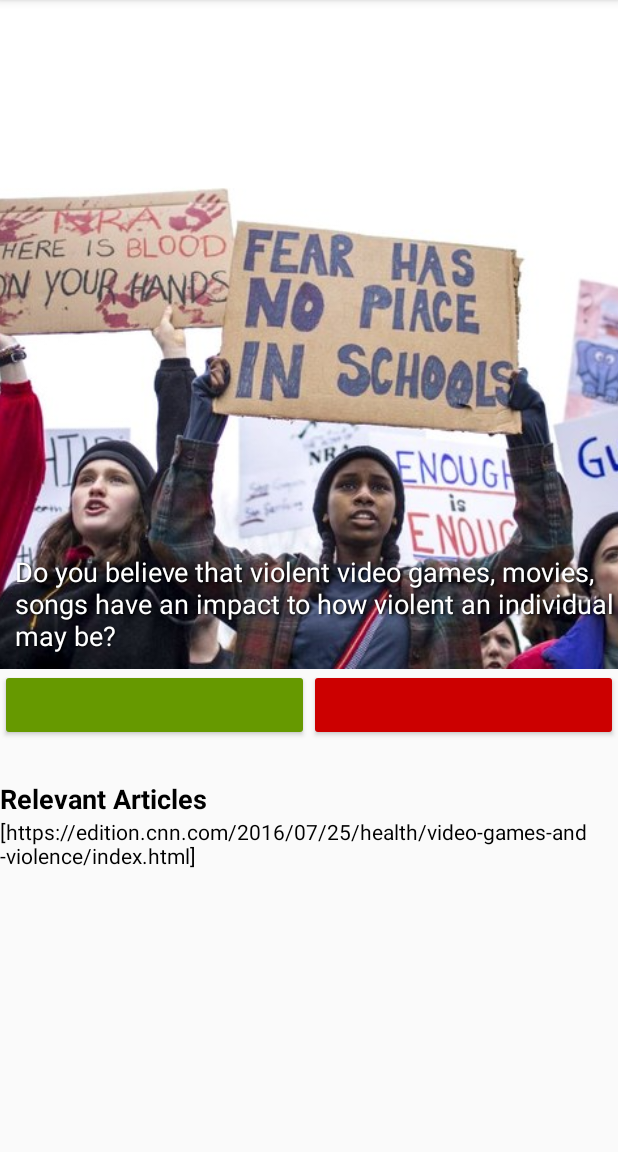
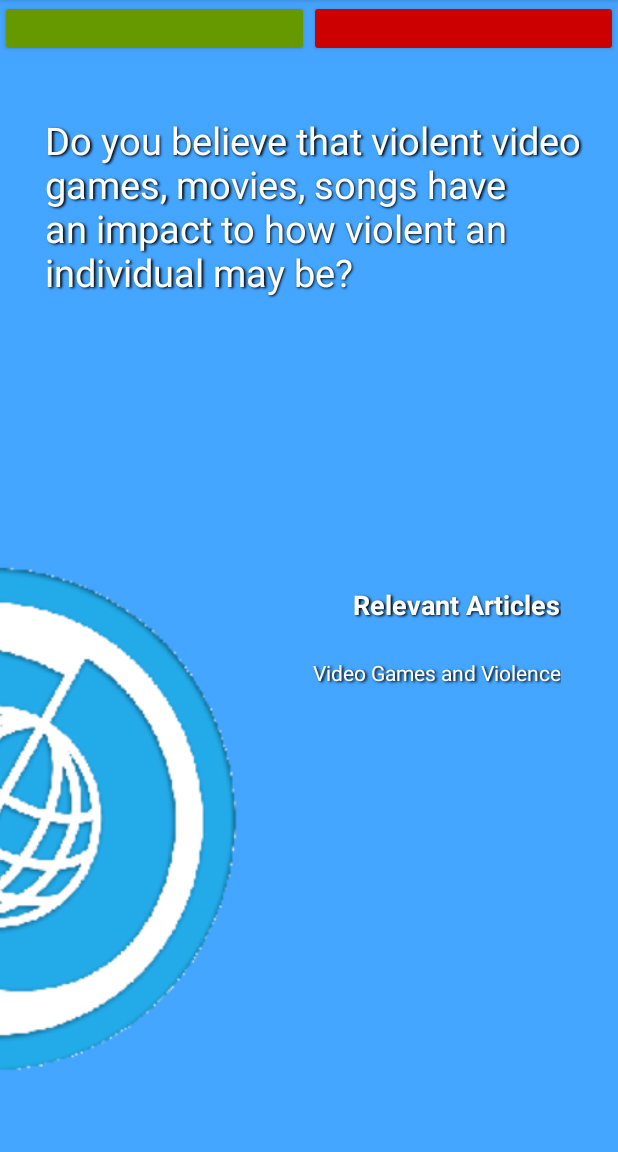
Before and after one commit to seeSapient/Oview, an Android app: the screen it shows after launch (PollActivity), after a tap on an icon or button, on a phone screen of 412 x 824 dp, the part 84-1236 px from its top. Run offline under Robolectric (Android 15) with nearby library versions, the phone set to English and light mode, and no system bars; 1 other tap on this screen came first.

Commit message:
Alternative more minimalistic and fresh design for the main page

```diff
--- a/OviewApp/app/src/main/java/com/sapientnl/android/oview/Poll.java
+++ b/OviewApp/app/src/main/java/com/sapientnl/android/oview/Poll.java
@@ -11,7 +11,7 @@ public class Poll {
     private String mTitle; //title of the poll
     private boolean mAnsweredAgree; //the opinion of the user,if given any
     private int mImageID; //an image related to the poll
-    private List<URL> mSources; //list of urls related to the poll
+    private List<String> mSources; //list of urls related to the poll
     //getters and setters for the aforementioned variables
     public Poll() {
         mId = UUID.randomUUID();
@@ -43,11 +43,11 @@ public class Poll {
         mImageID = image;
     }
 
-    public List<URL> getSources() {
+    public List<String> getSources() {
         return mSources;
     }
 
-    public void setSources(List<URL> sources) {
+    public void setSources(List<String> sources) {
         mSources = sources;
     }
 }
--- a/OviewApp/app/src/main/java/com/sapientnl/android/oview/PollFragment.java
+++ b/OviewApp/app/src/main/java/com/sapientnl/android/oview/PollFragment.java
@@ -49,9 +49,6 @@ public class PollFragment extends Fragment{
         mTitleTextView = (TextView) v.findViewById(R.id.poll_title);
         mTitleTextView.setText(mPoll.getTitle());
 
-        mPollImageView = (ImageView) v.findViewById(R.id.pollImageView);
-        mPollImageView.setImageResource(mPoll.getImage());
-
         mDisagreeButton = (Button) v.findViewById(R.id.disagree_button);
 		//If this button is clicked, set the variable mAnsweredAgree from the Poll class to false and call the function changeFragment()
         mDisagreeButton.setOnClickListener(new View.OnClickListener() {
@@ -73,7 +70,7 @@ public class PollFragment extends Fragment{
         });
 
         mSources = (TextView) v.findViewById(R.id.sources);
-        mSources.setText(mPoll.getSources().toString());
+        mSources.setText(mPoll.getSources().toString().replaceAll("\\p{P}",""));
 
         return v;
     }
--- a/OviewApp/app/src/main/java/com/sapientnl/android/oview/PollGenerator.java
+++ b/OviewApp/app/src/main/java/com/sapientnl/android/oview/PollGenerator.java
@@ -11,37 +11,34 @@ import java.util.UUID;
 public class PollGenerator {
     private static PollGenerator sPollGenerator;
     private List<Poll> mPolls; //List where polls are saved
-    List<URL> mSources; //List of all the url sources for the polls
+    List<String> mSources; //List of all the titles of the sources for the polls
 	//PollGenerator is a singleton
     private PollGenerator(Context context) throws MalformedURLException {
 		//Start creating those polls
         mPolls = new ArrayList<>();
         Poll poll = new Poll();
         mSources = new ArrayList<>();
-        mSources.add(new URL("http://money.cnn.com/2018/02/25/news/companies/boycott-nra-companies/index.html"));
-        mSources.add(new URL("https://www.washingtonpost.com/news/morning-mix/wp/2018/02/24/united-and-delta-cut-ties-to-nra-as-boycott-movement-spreads-to-global-corporations/?utm_term=.1fd02ec9a1cc"));
-        mSources.add(new URL("https://www.huffingtonpost.com/entry/fedex-stands-by-nra-discounts_us_5a9486a8e4b01f65f5995fc8"));
+        mSources.add(new String("Why companies are abandoning the NRA"));
+        mSources.add(new String("United and Delta cut ties to NRA"));
+        mSources.add(new String("FedEx stands by NRA"));
         //for 2nd poll
-        mSources.add(new URL("http://www.foxnews.com/politics/2018/02/22/trump-calls-for-arming-teachers-raising-gun-purchase-age-to-stop-savage-sicko-shooters.html"));
-        mSources.add(new URL("http://time.com/5170304/trump-teachers-armed-guns-florida-school-shooting/"));
+        mSources.add(new String("Trumps calls for arming teachers raising gun purchase age to stop savage shooters"));
+        mSources.add(new String("President Trump Attempts to Clarify His Suggestion That We Should Arm Teachers to Prevent School Shootings"));
         //for 3rd poll
-        mSources.add(new URL("https://edition.cnn.com/2016/07/25/health/video-games-and-violence/index.html"));
-        mSources.add(new URL(("https://www.theguardian.com/games/2018/feb/28/video-games-and-violence-are-linked-but-not-the-way-donald-trump-thinks")));
+        mSources.add(new String("Video Games and Violence"));
+        mSources.add(new String("Video games and violence are linked but not the way Donald Trump thinks"));
 		//Complete first poll
         poll.setTitle("Do you think the boycotts are a good way and a step forward to change the gun policy in the USA?");
-        poll.setImage(R.drawable.poll1);
         poll.setSources(mSources.subList(0,2));
         mPolls.add(poll);
         //Create second poll
         poll = new Poll();
         poll.setTitle("Do you agree with giving guns to teachers in schools?");
-        poll.setImage(R.drawable.poll2);
         poll.setSources(mSources.subList(3,4));
         mPolls.add(poll);
 		//Create third poll
         poll = new Poll();
         poll.setTitle("Do you believe that violent video games, movies, songs have an impact to how violent an individual may be?");
-        poll.setImage(R.drawable.poll3);
         poll.setSources(mSources.subList(5,6));
         mPolls.add(poll);
     }
--- a/OviewApp/app/src/main/res/layout/fragment_poll.xml
+++ b/OviewApp/app/src/main/res/layout/fragment_poll.xml
@@ -7,47 +7,13 @@
     android:layout_height="match_parent"
     android:orientation="vertical">
 
-    <!--We use a nested RelativeLayout because we want the text of the poll to appear on top of the image-->
-    <RelativeLayout
-        android:layout_width="match_parent"
-        android:layout_height="0dp"
-        android:layout_weight="0.6">
-
-        <!--This ImageView holds an image relevant to the poll-->
-        <ImageView
-            android:id="@+id/pollImageView"
-            android:layout_width="match_parent"
-            android:layout_height="match_parent"
-            android:adjustViewBounds="true"
-            android:contentDescription="TODO"
-            android:scaleType="centerCrop"
-            app:srcCompat="@mipmap/ic_launcher"
-            android:layout_centerInParent="true"/>
-
-        <!--This TextView holds the topic of the poll-->
-        <TextView
-            android:id="@+id/poll_title"
-            android:layout_width="wrap_content"
-            android:layout_height="wrap_content"
-            android:layout_alignParentBottom="true"
-            android:paddingBottom="10dp"
-            android:paddingLeft="10dp"
-            android:text="Poll"
-            android:textColor="@android:color/white"
-            android:textColorHighlight="@android:color/background_dark"
-            android:textSize="18sp"
-            android:shadowColor="#000000"
-            android:shadowDx="1.5"
-            android:shadowDy="1.3"
-            android:shadowRadius="1.6"/>
-    </RelativeLayout>
-
     <!--We use a nested LinearLayout with horizontal orientation that is split in the two buttons equally-->
     <LinearLayout
         android:layout_width="match_parent"
         android:layout_height="0dp"
-        android:layout_weight="0.1"
-        android:orientation="horizontal">
+        android:layout_weight="0.05"
+        android:orientation="horizontal"
+        android:background="@color/colorPrimary">
 
         <!--The red disagree button-->
         <Button
@@ -67,22 +33,83 @@
             app:layout_constraintEnd_toStartOf="@+id/disagree" />
     </LinearLayout>
 
+    <!--We use a nested RelativeLayout because we want the text of the poll to appear on top of the image-->
+    <RelativeLayout
+        android:layout_width="match_parent"
+        android:layout_height="0dp"
+        android:layout_weight="0.95">
+
+        <!--This ImageView holds an image relevant to the poll-->
+        <ImageView
+            android:id="@+id/pollImageView"
+            android:layout_width="match_parent"
+            android:layout_height="match_parent"
+            android:layout_alignParentStart="true"
+            android:layout_alignParentTop="true"
+            android:adjustViewBounds="true"
+            android:contentDescription="TODO"
+            android:cropToPadding="false"
+            android:scaleType="centerCrop"
+            app:srcCompat="@drawable/alt_design_main_page" />
+
+        <!--This TextView holds the topic of the poll-->
+        <TextView
+            android:id="@+id/poll_title"
+            android:layout_width="wrap_content"
+            android:layout_height="wrap_content"
+            android:layout_alignParentStart="true"
+            android:layout_alignParentTop="true"
+            android:layout_marginStart="20dp"
+            android:layout_marginTop="38dp"
+            android:paddingBottom="10dp"
+            android:paddingLeft="10dp"
+            android:shadowColor="#000000"
+            android:shadowDx="1.5"
+            android:shadowDy="1.3"
+            android:shadowRadius="1.6"
+            android:text="Poll"
+            android:textColor="@android:color/white"
+            android:textColorHighlight="@android:color/background_dark"
+            android:textSize="25sp" />
+
         <!--This TextView holds the title of the Relevant Articles section-->
         <TextView
+            android:id="@+id/relevant_articles"
             android:layout_width="wrap_content"
             android:layout_height="wrap_content"
+            android:layout_alignParentEnd="true"
+            android:layout_centerVertical="true"
+            android:layout_marginEnd="38dp"
+            android:layout_marginStart="150dp"
+            android:shadowColor="#000000"
+            android:shadowDx="1.5"
+            android:shadowDy="1.3"
+            android:shadowRadius="1.6"
             android:text="Relevant Articles"
-        android:textColor="@android:color/black"
+            android:textColor="@android:color/white"
+            android:textColorHighlight="@android:color/background_dark"
             android:textSize="18sp"
             android:textStyle="bold" />
 
         <!--This TextView holds the URLs of the articles-->
         <TextView
             android:id="@+id/sources"
-        android:layout_width="match_parent"
-        android:layout_height="0dp"
-        android:layout_weight="0.3"
-        android:text="TextView"
-        android:textColor="@android:color/black" />
+            android:layout_width="wrap_content"
+            android:layout_height="wrap_content"
+            android:layout_alignEnd="@+id/relevant_articles"
+            android:layout_alignTop="@+id/relevant_articles"
+            android:layout_marginStart="150dp"
+            android:layout_marginTop="48dp"
+            android:gravity="end"
+            android:shadowColor="#000000"
+            android:shadowDx="1.5"
+            android:shadowDy="1.3"
+            android:shadowRadius="1.6"
+            android:text="Sources"
+            android:textColor="@android:color/white"
+            android:textColorHighlight="@android:color/background_dark" />
+    </RelativeLayout>
+
+
 
 </LinearLayout>
```
Also changed, not shown: OviewApp/app/src/main/res/drawable/alt_design_main_page.png (added). Lines whose indentation alone changed are shown as unchanged.
